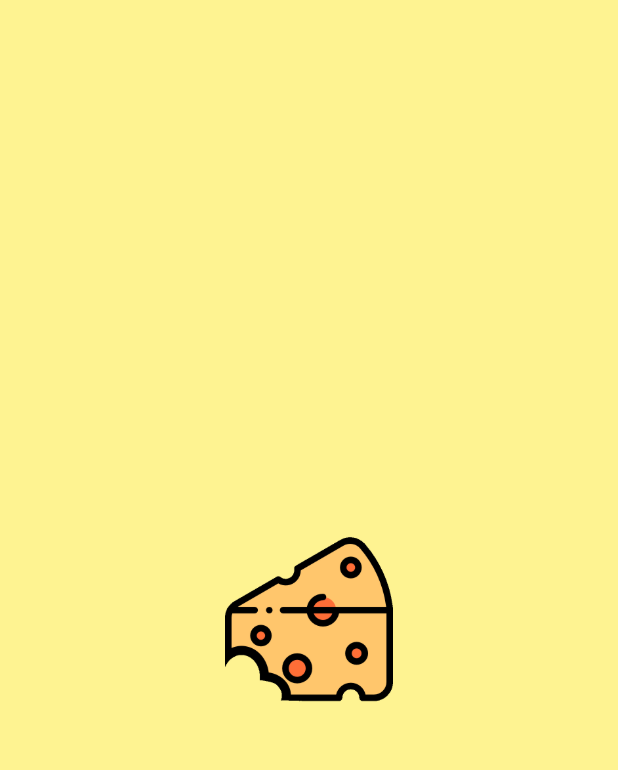
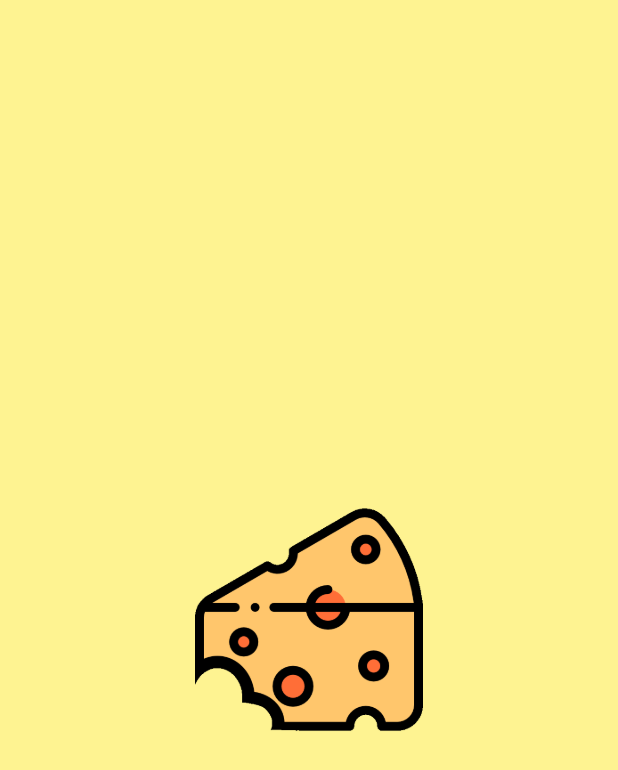
Before and after one commit to NungWinPP/project_cheese, a Flutter app: the first screen one second after launch, on a phone screen of 412 x 824 dp. Shown: the top 770 px of the screen. Run offline on Flutter 3.47's test engine with Material 2 defaults, Android fonts, the phone set to English and light mode, and no system bars.

Commit message:
[UPDATE] : sign-in& sign-up page (button style)

```diff
--- a/lib/si_su.dart
+++ b/lib/si_su.dart
@@ -26,7 +26,7 @@ class SplashScreenState extends State<MyHomePage> {
   void initState() {
     super.initState();
     Timer(
-        Duration(seconds: 2),
+        Duration(seconds: 8),
         () => Navigator.pushReplacement(
             context, MaterialPageRoute(builder: (context) => Sin_Sout_Page())));
   }
@@ -34,11 +34,11 @@ class SplashScreenState extends State<MyHomePage> {
   @override
   Widget build(BuildContext context) {
     return Container(
-      padding: EdgeInsets.all(150),
+      padding: EdgeInsets.all(130),
       child: Image.asset(
         'images/cheese3.gif',
-        width: 50,
-        height: 50,
+        width: 100,
+        height: 100,
       ),
       color: Color(0xFFFEF391),
     );
@@ -53,18 +53,21 @@ class Sin_Sout_Page extends StatelessWidget {
       child: Column(
         children: [
           Container(
-              margin: const EdgeInsets.only(top: 300, bottom: 35),
+              margin: const EdgeInsets.only(top: 300, bottom: 25),
               child: Image.asset(
                 'images/cheese.png',
                 width: 100,
                 height: 100,
               )),
           ButtonBar(
+            buttonPadding: EdgeInsets.only(left: 25, right: 25),
             alignment: MainAxisAlignment.center,
             children: <Widget>[
               RaisedButton(
                 onPressed: () => {},
                 color: Color(0xffffc66c),
+                shape: new RoundedRectangleBorder(
+                    borderRadius: new BorderRadius.circular(20.0)),
                 child: Text(
                   'sign up',
                   style: TextStyle(color: Colors.black),
@@ -73,6 +76,8 @@ class Sin_Sout_Page extends StatelessWidget {
               RaisedButton(
                 onPressed: () => {},
                 color: Color(0xffffc66c),
+                shape: new RoundedRectangleBorder(
+                    borderRadius: new BorderRadius.circular(20.0)),
                 child: Text(
                   'sign in',
                   style: TextStyle(color: Colors.black),
```
